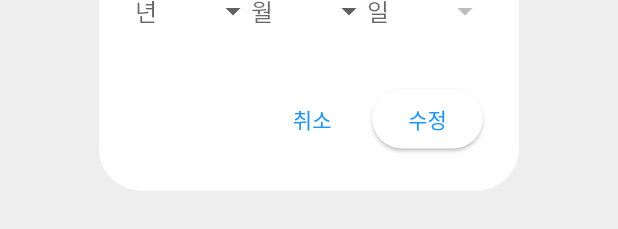
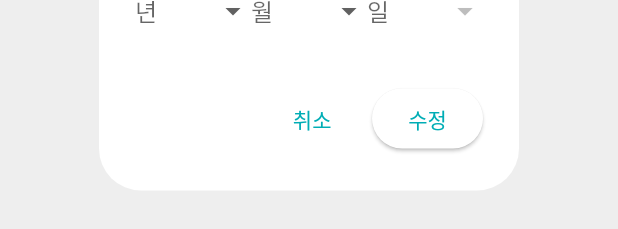
Before and after one commit to ha9eun/madcamp2_fridge_front, a Flutter app: the EditIngredientDialog widget shown alone on an empty page, opened directly with empty values, on a phone screen of 412 x 824 dp. Shown: the part 633-862 px from the top of the screen. Run offline on Flutter 3.47's test engine with Material 3 defaults, Android fonts, the phone set to English and light mode, and no system bars; our stand-ins replace fluttertoast, google_generative_ai, shared_preferences, youtube_player_flutter; missing offline and left inert: kakao_flutter_sdk_user; accounts and stored records are empty; network calls fail; statements that could not run were skipped.

Commit message:
Modify: 재료 수정, 삭제 팝업 색상 변경

```diff
--- a/lib/view/edit_ingredient_dialog.dart
+++ b/lib/view/edit_ingredient_dialog.dart
@@ -48,6 +48,7 @@ class _EditIngredientDialogState extends State<EditIngredientDialog> {
     final userViewModel = Provider.of<UserViewModel>(context, listen: false);
 
     return AlertDialog(
+      backgroundColor: Colors.white,
       title: Text('재료 수정'),
       content: SingleChildScrollView(
         child: Column(
@@ -137,7 +138,10 @@ class _EditIngredientDialogState extends State<EditIngredientDialog> {
           onPressed: () {
             Navigator.of(context).pop();
           },
-          child: Text('취소'),
+          child: Text(
+              '취소',
+              style: TextStyle(color: Theme.of(context).primaryColor),
+          ),
         ),
         ElevatedButton(
           onPressed: () async {
@@ -153,7 +157,10 @@ class _EditIngredientDialogState extends State<EditIngredientDialog> {
               Navigator.of(context).pop();
             }
           },
-          child: Text('수정'),
+          child: Text(
+            '수정',
+            style: TextStyle(color: Theme.of(context).primaryColor),
+          ),
         ),
       ],
     );
```
Also changed, not shown: lib/view/my_page.dart (+9 -2 lines).
